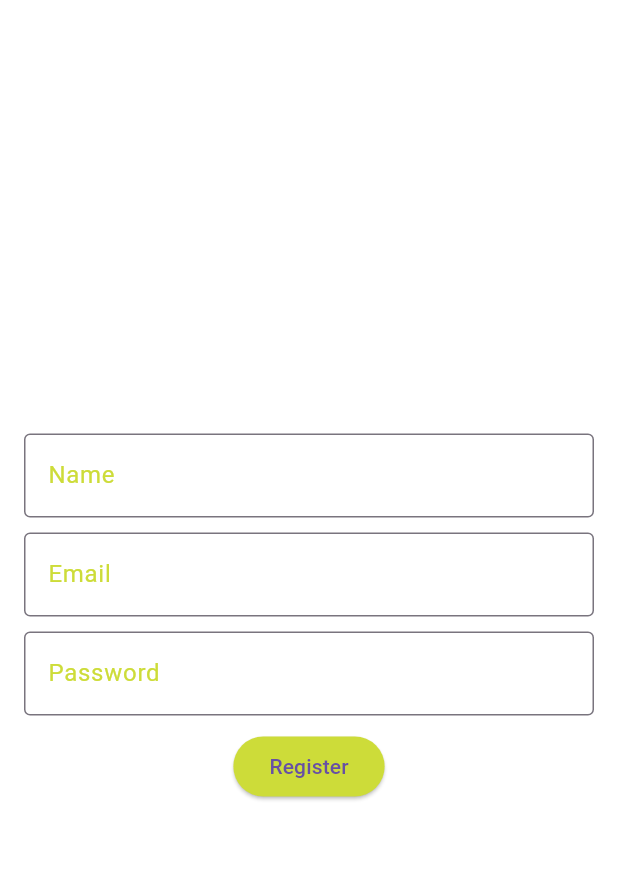
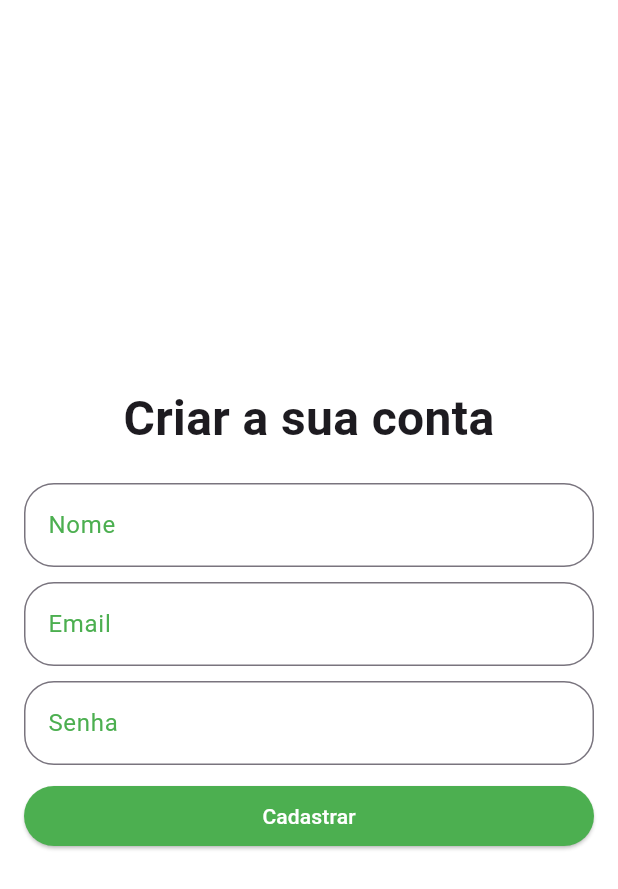
Before and after one commit to SDarknightt/mobile-todo-app, a Flutter app: the screen it shows after launch, after a tap on "Não tem uma conta? Cadastre-se", on a phone screen of 412 x 824 dp. Shown: the top 889 px of the screen. Run offline on Flutter 3.47's test engine with Material 3 defaults, Android fonts, the phone set to English and light mode, and no system bars; our stand-ins replace shared_preferences; network calls fail.

Commit message:
fix: ajustes layout telas login/retgister

```diff
--- a/lib/screens/login_screen.dart
+++ b/lib/screens/login_screen.dart
@@ -22,30 +22,42 @@ class LoginScreen extends StatelessWidget {
         child: Column(
           mainAxisAlignment: MainAxisAlignment.center,
           children: <Widget>[
+            Text(
+              'Entrar',
+              style: TextStyle(fontSize: 32, fontWeight: FontWeight.bold),
+              textAlign: TextAlign.center,
+            ),
+            SizedBox(height: 20),
             TextField(
               controller: emailController,
               decoration: InputDecoration(
                 labelText: 'Email',
-                labelStyle: TextStyle(color: Colors.lime),
-                border: OutlineInputBorder(),
+                labelStyle: TextStyle(color: Colors.green),
+                border: OutlineInputBorder(
+                    borderRadius: BorderRadius.circular(20)
+                ),
               ),
             ),
             SizedBox(height: 10),
             TextField(
               controller: passwordController,
               decoration: InputDecoration(
-                labelText: 'Password',
-                labelStyle: TextStyle(color: Colors.lime),
-                border: OutlineInputBorder(),
+                labelText: 'Senha',
+                labelStyle: TextStyle(color: Colors.green),
+                border: OutlineInputBorder(
+                    borderRadius: BorderRadius.circular(20)
+                ),
               ),
               obscureText: true,
             ),
             SizedBox(height: 10),
-            ElevatedButton(
+            Container(
+              width: double.infinity,
+              child: ElevatedButton(
                 style: ElevatedButton.styleFrom(
-                backgroundColor: Colors.lime, // background color
+                  foregroundColor: Colors.white, backgroundColor: Colors.green, // foreground color
                 ),
-              child: Text('Login'),
+                child: Text('Entrar'),
                 onPressed: () async {
                   try {
                     final result = await authService.login(
@@ -58,11 +70,11 @@ class LoginScreen extends StatelessWidget {
                   }
                 },
               ),
-            SizedBox(height: 10),
+            ),            SizedBox(height: 10),
             TextButton(
               child: Text(
                 'Não tem uma conta? Cadastre-se',
-                style: TextStyle(color: Colors.lime),
+                style: TextStyle(color: Colors.green),
               ),
               onPressed: () {
                 Navigator.pushNamed(context, '/register');
--- a/lib/screens/register_screen.dart
+++ b/lib/screens/register_screen.dart
@@ -17,12 +17,20 @@ class RegisterScreen extends StatelessWidget {
         child: Column(
           mainAxisAlignment: MainAxisAlignment.center,
           children: <Widget>[
+            Text(
+              'Criar a sua conta',
+              style: TextStyle(fontSize: 32, fontWeight: FontWeight.bold),
+              textAlign: TextAlign.center,
+            ),
+            SizedBox(height: 20),
             TextField(
               controller: nameController,
               decoration: InputDecoration(
-                labelText: 'Name',
-                labelStyle: TextStyle(color: Colors.lime),
-                border: OutlineInputBorder(),
+                labelText: 'Nome',
+                labelStyle: TextStyle(color: Colors.green),
+                border: OutlineInputBorder(
+                    borderRadius: BorderRadius.circular(20)
+                ),
               ),
             ),
             SizedBox(height: 10),
@@ -30,34 +38,46 @@ class RegisterScreen extends StatelessWidget {
               controller: emailController,
               decoration: InputDecoration(
                 labelText: 'Email',
-                labelStyle: TextStyle(color: Colors.lime),
-                border: OutlineInputBorder(),
+                labelStyle: TextStyle(color: Colors.green),
+                border: OutlineInputBorder(
+                    borderRadius: BorderRadius.circular(20)
+                ),
               ),
             ),
             SizedBox(height: 10),
             TextField(
               controller: passwordController,
               decoration: InputDecoration(
-                labelText: 'Password',
-                labelStyle: TextStyle(color: Colors.lime),
-                border: OutlineInputBorder(),
+                labelText: 'Senha',
+                labelStyle: TextStyle(color: Colors.green),
+                border: OutlineInputBorder(
+                  borderRadius: BorderRadius.circular(20)
+                ),
               ),
               obscureText: true,
             ),
             SizedBox(height: 10),
-            ElevatedButton(
+            Container(
+              width: double.infinity,
+              child: ElevatedButton(
                 style: ElevatedButton.styleFrom(
-                backgroundColor: Colors.lime, // background color
+                  foregroundColor: Colors.white, backgroundColor: Colors.green, // foreground color
                 ),
-              child: Text('Register'),
+                child: Text('Cadastrar'),
                 onPressed: () async {
+                  try {
                       final result = await authService.register(
                         nameController.text,
                         emailController.text,
                         passwordController.text,
                       );
                       // Save the token and user info here
+                    Navigator.pushReplacementNamed(context, '/');
+                  } catch (e) {
+                    print(e);
+                  }
                 },
+              ),
             ),
           ],
         ),
```
Lines whose indentation alone changed are shown as unchanged.
